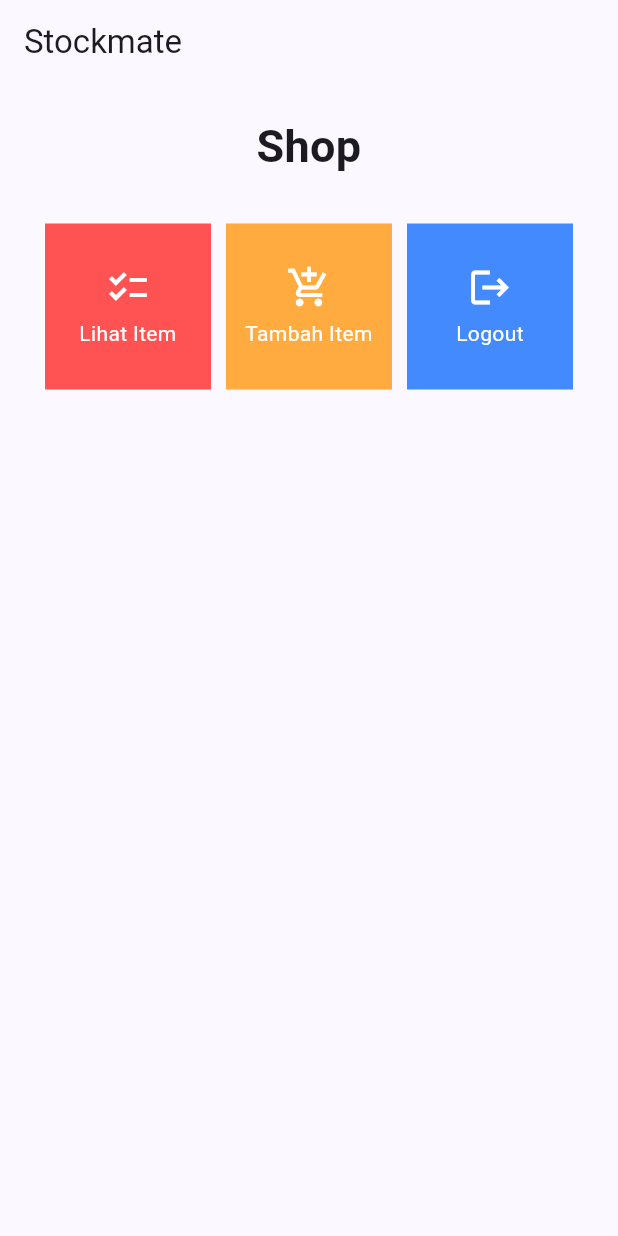
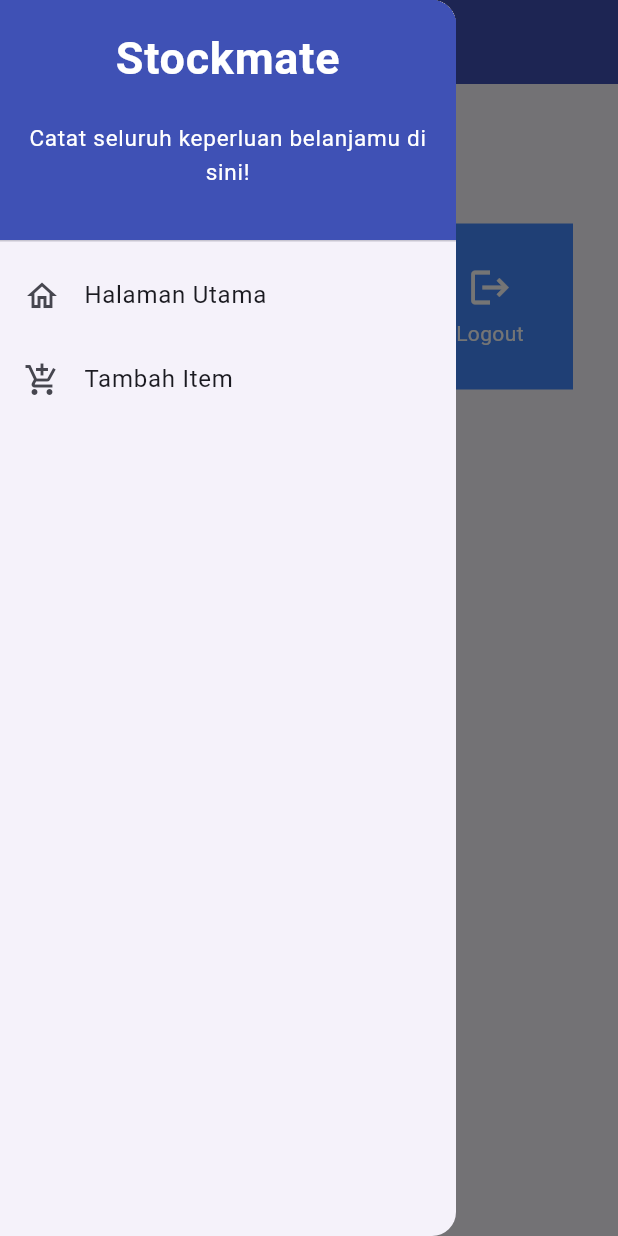
Before and after one commit to marvelm57/mobile-inventory, a Flutter app: the screen it shows after launch, with the side drawer open (before the commit the screen has no drawer), on a phone screen of 412 x 824 dp. Run offline on Flutter 3.47's test engine with Material 2 defaults, Android fonts, the light colour scheme and no system bars.

Commit message:
Update commit

```diff
--- a/mobile_inventory/lib/main.dart
+++ b/mobile_inventory/lib/main.dart
@@ -1,5 +1,5 @@
 import 'package:flutter/material.dart';
-import 'package:mobile_inventory/menu.dart';
+import 'package:mobile_inventory/screens/menu.dart';
 
 void main() {
   runApp(const MyApp());
--- a/mobile_inventory/lib/menu.dart
+++ b/mobile_inventory/lib/screens/menu.dart
@@ -1,4 +1,6 @@
 import 'package:flutter/material.dart';
+import 'package:mobile_inventory/widgets/left_drawer.dart';
+import 'package:mobile_inventory/widgets/shop_card.dart';
 
 class MyHomePage extends StatelessWidget {
     MyHomePage({Key? key}) : super(key: key);
@@ -25,7 +27,10 @@
             title: const Text(
               'Stockmate',
             ),
+            backgroundColor: Colors.indigo,
+            foregroundColor: Colors.white,
           ),
+          drawer: const LeftDrawer(),
           body: SingleChildScrollView(
             // Widget wrapper yang dapat discroll
             child: Padding(
@@ -67,56 +72,3 @@
     }
 
 }
-
-class ShopItem {
-  final String name;
-  final IconData icon;
-  final Color color;
-
-  ShopItem(this.name, this.icon, this.color);
-}
-
-class ShopCard extends StatelessWidget {
-  final ShopItem item;
-
-  const ShopCard(this.item, {super.key}); // Constructor
-
-  @override
-  Widget build(BuildContext context) {
-    return Material(
-      color: item.color,
-      child: InkWell(
-        // Area responsive terhadap sentuhan
-        onTap: () {
-          // Memunculkan SnackBar ketika diklik
-          ScaffoldMessenger.of(context)
-            ..hideCurrentSnackBar()
-            ..showSnackBar(SnackBar(
-                content: Text("Kamu telah menekan tombol ${item.name}!")));
-        },
-        child: Container(
-          // Container untuk menyimpan Icon dan Text
-          padding: const EdgeInsets.all(8),
-          child: Center(
-            child: Column(
-              mainAxisAlignment: MainAxisAlignment.center,
-              children: [
-                Icon(
-                  item.icon,
-                  color: Colors.white,
-                  size: 30.0,
-                ),
-                const Padding(padding: EdgeInsets.all(3)),
-                Text(
-                  item.name,
-                  textAlign: TextAlign.center,
-                  style: const TextStyle(color: Colors.white),
-                ),
-              ],
-            ),
-          ),
-        ),
-      ),
-    );
-  }
-}
--- /dev/null
+++ b/mobile_inventory/lib/widgets/left_drawer.dart
@@ -0,0 +1,68 @@
+import 'package:flutter/material.dart';
+import 'package:mobile_inventory/screens/menu.dart';
+import 'package:mobile_inventory/screens/shoplist_form.dart';
+
+class LeftDrawer extends StatelessWidget {
+  const LeftDrawer({super.key});
+
+  @override
+  Widget build(BuildContext context) {
+    return Drawer(
+      child: ListView(
+        children: [
+          const DrawerHeader(
+            decoration: BoxDecoration(
+              color: Colors.indigo,
+            ),
+            child: Column(
+              children: [
+                Text(
+                  'Stockmate',
+                  textAlign: TextAlign.center,
+                  style: TextStyle(
+                    fontSize: 30,
+                    fontWeight: FontWeight.bold,
+                    color: Colors.white,
+                  ),
+                ),
+                Padding(padding: EdgeInsets.all(10)),
+                Text("Catat seluruh keperluan belanjamu di sini!",
+                    textAlign: TextAlign.center,
+                    style: TextStyle(
+                      fontSize: 15,
+                      fontWeight: FontWeight.normal,
+                      color: Colors.white,
+                    ),
+                    ),
+              ],
+            ),
+          ),
+          ListTile(
+            leading: const Icon(Icons.home_outlined),
+            title: const Text('Halaman Utama'),
+            // Bagian redirection ke MyHomePage
+            onTap: () {
+              Navigator.pushReplacement(
+                  context,
+                  MaterialPageRoute(
+                    builder: (context) => MyHomePage(),
+                  ));
+            },
+          ),
+          ListTile(
+            leading: const Icon(Icons.add_shopping_cart),
+            title: const Text('Tambah Item'),
+            // Bagian redirection ke ShopFormPage
+            onTap: () {
+              Navigator.pushReplacement(
+              context,
+              MaterialPageRoute(
+                  builder: (context) => const ShopFormPage(),
+              ));
+            },
+          ),
+        ],
+      ),
+    );
+  }
+}
--- /dev/null
+++ b/mobile_inventory/lib/widgets/shop_card.dart
@@ -0,0 +1,60 @@
+import 'package:flutter/material.dart';
+import 'package:mobile_inventory/screens/shoplist_form.dart';
+
+class ShopItem {
+  final String name;
+  final IconData icon;
+  final Color color;
+
+  ShopItem(this.name, this.icon, this.color);
+}
+
+class ShopCard extends StatelessWidget {
+  final ShopItem item;
+
+  const ShopCard(this.item, {super.key}); // Constructor
+
+  @override
+  Widget build(BuildContext context) {
+    return Material(
+      color: item.color,
+      child: InkWell(
+        // Area responsive terhadap sentuhan
+        onTap: () {
+          // Memunculkan SnackBar ketika diklik
+          ScaffoldMessenger.of(context)
+            ..hideCurrentSnackBar()
+            ..showSnackBar(SnackBar(
+                content: Text("Kamu telah menekan tombol ${item.name}!")));
+          // Navigate ke route yang sesuai (tergantung jenis tombol)
+          if (item.name == "Tambah Item") {
+            Navigator.push(context,
+              MaterialPageRoute(builder: (context) => const ShopFormPage()));
+          }
+        },
+        child: Container(
+          // Container untuk menyimpan Icon dan Text
+          padding: const EdgeInsets.all(8),
+          child: Center(
+            child: Column(
+              mainAxisAlignment: MainAxisAlignment.center,
+              children: [
+                Icon(
+                  item.icon,
+                  color: Colors.white,
+                  size: 30.0,
+                ),
+                const Padding(padding: EdgeInsets.all(3)),
+                Text(
+                  item.name,
+                  textAlign: TextAlign.center,
+                  style: const TextStyle(color: Colors.white),
+                ),
+              ],
+            ),
+          ),
+        ),
+      ),
+    );
+  }
+}
```
Also changed, not shown: mobile_inventory/lib/screens/shoplist_form.dart (added, +161 -0 lines), 2 other files.
